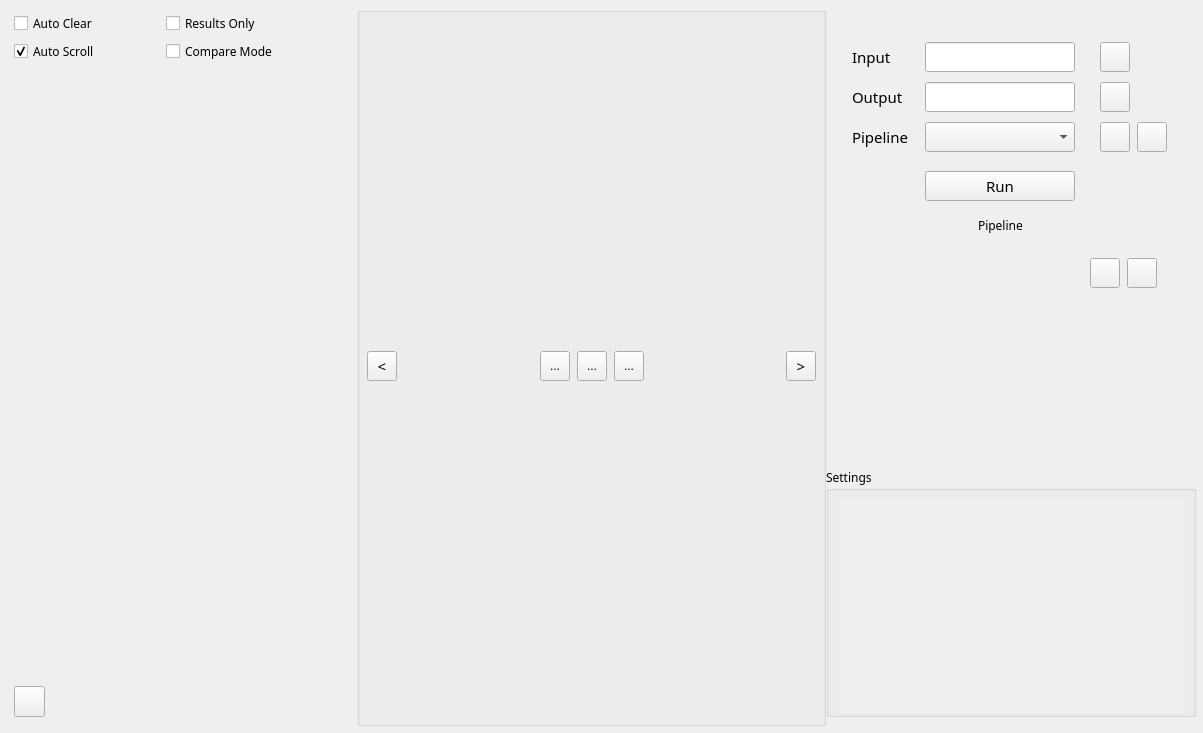
Before: the Qt Designer form nefi2/view/MainView.ui in 05dirnbe/nefi, drawn with Qt 5.
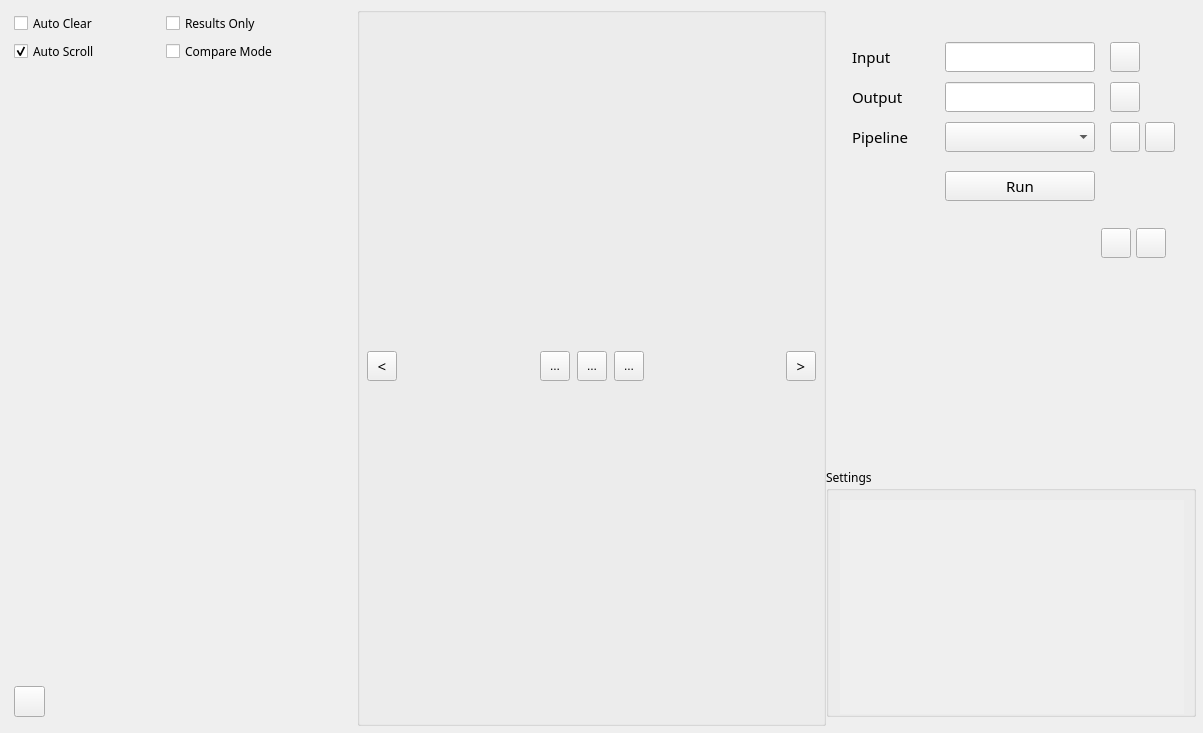
After: the same form once the commit is applied. Icons and pictures are not drawn.

Commit message: it has to look nice for the screenshots --> some more alignment fixes

```diff
--- a/nefi2/view/MainView.ui
+++ b/nefi2/view/MainView.ui
@@ -544,6 +544,9 @@
               <property name="leftMargin">
                <number>0</number>
               </property>
+              <property name="rightMargin">
+               <number>0</number>
+              </property>
               <item>
                <widget class="QWidget" name="widget_3" native="true">
                 <property name="sizePolicy">
@@ -607,7 +610,7 @@
                 <widget class="QLineEdit" name="lineEdit">
                  <property name="geometry">
                   <rect>
-                   <x>90</x>
+                   <x>110</x>
                    <y>5</y>
                    <width>150</width>
                    <height>30</height>
@@ -650,7 +653,7 @@
                 <widget class="QToolButton" name="input_btn">
                  <property name="geometry">
                   <rect>
-                   <x>265</x>
+                   <x>275</x>
                    <y>5</y>
                    <width>30</width>
                    <height>30</height>
@@ -749,7 +752,7 @@
                 <widget class="QLineEdit" name="custom_line_edit">
                  <property name="geometry">
                   <rect>
-                   <x>90</x>
+                   <x>110</x>
                    <y>5</y>
                    <width>150</width>
                    <height>30</height>
@@ -789,7 +792,7 @@
                 <widget class="QToolButton" name="output_btn">
                  <property name="geometry">
                   <rect>
-                   <x>265</x>
+                   <x>275</x>
                    <y>5</y>
                    <width>30</width>
                    <height>30</height>
@@ -918,7 +921,7 @@
                    <widget class="QComboBox" name="fav_pips_combo_box">
                     <property name="geometry">
                      <rect>
-                      <x>90</x>
+                      <x>110</x>
                       <y>5</y>
                       <width>150</width>
                       <height>30</height>
@@ -971,7 +974,7 @@
                    <widget class="QToolButton" name="open_pip_btn">
                     <property name="geometry">
                      <rect>
-                      <x>265</x>
+                      <x>275</x>
                       <y>5</y>
                       <width>30</width>
                       <height>30</height>
@@ -1002,7 +1005,7 @@
                    <widget class="QToolButton" name="save_btn">
                     <property name="geometry">
                      <rect>
-                      <x>302</x>
+                      <x>310</x>
                       <y>5</y>
                       <width>30</width>
                       <height>30</height>
@@ -1057,7 +1060,7 @@
               <widget class="QPushButton" name="run_btn">
                <property name="geometry">
                 <rect>
-                 <x>90</x>
+                 <x>110</x>
                  <y>0</y>
                  <width>150</width>
                  <height>30</height>
@@ -1117,7 +1120,7 @@
            </property>
            <property name="minimumSize">
             <size>
-             <width>350</width>
+             <width>370</width>
              <height>0</height>
             </size>
            </property>
@@ -1148,19 +1151,6 @@
             <property name="rightMargin">
              <number>0</number>
             </property>
-            <item alignment="Qt::AlignHCenter">
-             <widget class="QLabel" name="label">
-              <property name="maximumSize">
-               <size>
-                <width>16777215</width>
-                <height>15</height>
-               </size>
-              </property>
-              <property name="text">
-               <string>Pipeline</string>
-              </property>
-             </widget>
-            </item>
             <item>
              <widget class="QWidget" name="widget_4" native="true">
               <property name="sizePolicy">
@@ -1172,19 +1162,19 @@
               <property name="minimumSize">
                <size>
                 <width>31</width>
-                <height>50</height>
+                <height>45</height>
                </size>
               </property>
               <property name="maximumSize">
                <size>
                 <width>16777215</width>
-                <height>31</height>
+                <height>45</height>
                </size>
               </property>
               <widget class="QToolButton" name="add_btn">
                <property name="geometry">
                 <rect>
-                 <x>264</x>
+                 <x>275</x>
                  <y>10</y>
                  <width>30</width>
                  <height>30</height>
@@ -1215,7 +1205,7 @@
               <widget class="QToolButton" name="delete_btn">
                <property name="geometry">
                 <rect>
-                 <x>301</x>
+                 <x>310</x>
                  <y>10</y>
                  <width>30</width>
                  <height>30</height>
@@ -1246,9 +1236,9 @@
               <widget class="QLabel" name="current_pip_label">
                <property name="geometry">
                 <rect>
-                 <x>12</x>
+                 <x>-12</x>
                  <y>10</y>
-                 <width>130</width>
+                 <width>250</width>
                  <height>22</height>
                 </rect>
                </property>
@@ -1297,13 +1287,13 @@
               </property>
               <property name="minimumSize">
                <size>
-                <width>340</width>
+                <width>360</width>
                 <height>0</height>
                </size>
               </property>
               <property name="maximumSize">
                <size>
-                <width>16777215</width>
+                <width>360</width>
                 <height>16777215</height>
                </size>
               </property>
@@ -1330,8 +1320,8 @@
                 <rect>
                  <x>0</x>
                  <y>0</y>
-                 <width>350</width>
-                 <height>158</height>
+                 <width>360</width>
+                 <height>193</height>
                 </rect>
                </property>
                <property name="sizePolicy">
```
Left out of the diff: 17 changed lines with no effect on the pictures. The commit also changes 1 other file.
